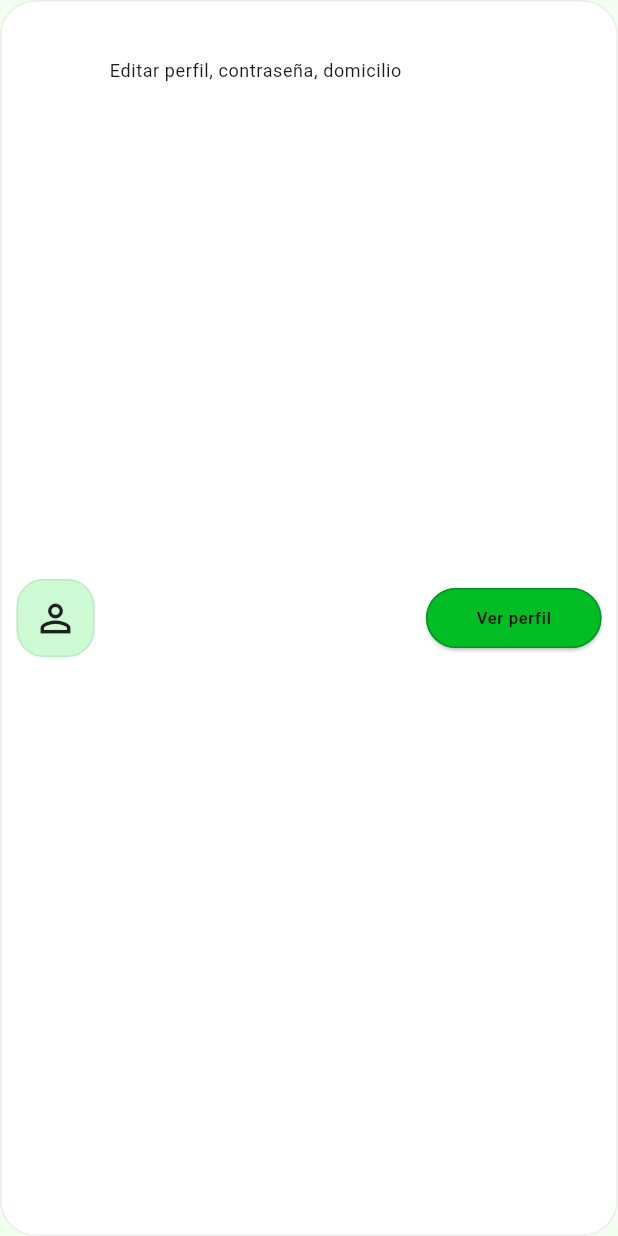
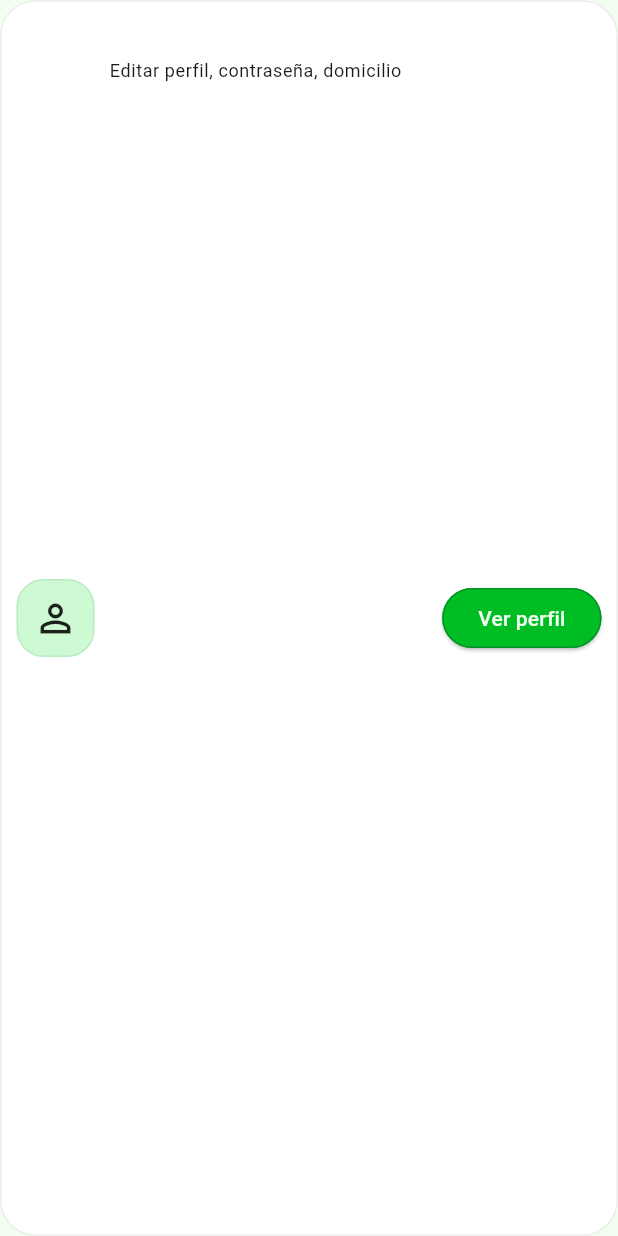
Before and after one commit to CristiannMaidana/EcoUshuaia, a Flutter app: the PerfilOptionSettings widget shown alone on an empty page, opened directly with empty values, on a phone screen of 412 x 824 dp. Run offline on Flutter 3.47's test engine with Material 3 defaults, Android fonts, the phone set to English and light mode, and no system bars; our stand-ins replace flutter_secure_storage, geolocator, lottie, permission_handler, table_calendar; accounts and stored records are empty; network calls fail.

Commit message:
refactor(perfil_option): delete style of button and innecessary widgets

```diff
--- a/lib/features/settings/presentation/widgets/perfil_option_settings.dart
+++ b/lib/features/settings/presentation/widgets/perfil_option_settings.dart
@@ -39,6 +39,7 @@ class PerfilOptionSettings extends StatelessWidget {
             ),
             SizedBox(width: 10),
 
+            // Text of data user
             Expanded(
               child: Column(
                 crossAxisAlignment: CrossAxisAlignment.start,
@@ -50,13 +51,8 @@ class PerfilOptionSettings extends StatelessWidget {
               )
             ),
 
-            SizedBox(width: 10),
-
-
-            SizedBox(
-              width: 117,
-              height: 40,
-                child: ElevatedButton(
+            // Button go to settings user data
+            ElevatedButton(
               onPressed: user == null
                   ? null
                   : () {
@@ -67,13 +63,8 @@ class PerfilOptionSettings extends StatelessWidget {
                     ),
                   );
                 },
-                style: ElevatedButton.styleFrom(
-                shape: RoundedRectangleBorder(
-                  borderRadius: BorderRadius.circular(24),
+              child: Text('Ver perfil'),
             ),
-              ),
-                child: Text('Ver perfil', style: Theme.of(context).textTheme.labelSmall!.copyWith(color: Colors.black),),),
-            )
           ],
         ),
       ),
```
Lines whose indentation alone changed are shown as unchanged.
